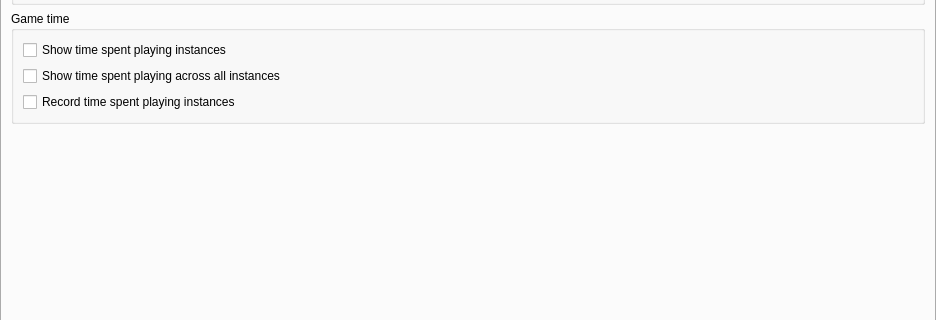
Above: launcher/ui/pages/global/MinecraftPage.ui from FreesmTeam/FreesmLauncher before the change; both pictures show x 0 to 936 and y 242 to 562 of the 936 by 1134 pixel window. Below: the same form after it.
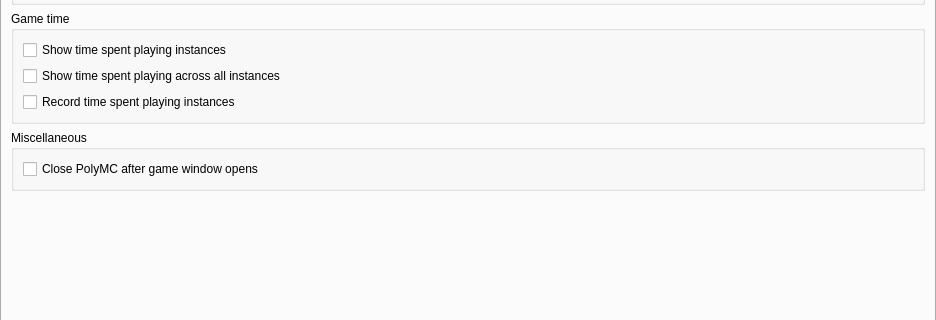
That is the form after the change.

Commit message: make closeAfterLaunch good

The edit to the form file:
```diff
--- a/launcher/ui/pages/global/MinecraftPage.ui
+++ b/launcher/ui/pages/global/MinecraftPage.ui
@@ -164,6 +164,25 @@
          </layout>
         </widget>
        </item>
+       <item>
+        <widget class="QGroupBox" name="groupBox">
+         <property name="title">
+          <string>Miscellaneous</string>
+         </property>
+         <layout class="QVBoxLayout" name="verticalLayout">
+          <item>
+           <widget class="QCheckBox" name="closeAfterLaunchCheck">
+            <property name="toolTip">
+             <string>&lt;html&gt;&lt;head/&gt;&lt;body&gt;&lt;p&gt;PolyMC will automatically reopen when the game crashes or exits.&lt;/p&gt;&lt;/body&gt;&lt;/html&gt;</string>
+            </property>
+            <property name="text">
+             <string>Close PolyMC after game window opens</string>
+            </property>
+           </widget>
+          </item>
+         </layout>
+        </widget>
+       </item>
        <item>
         <spacer name="verticalSpacerMinecraft">
          <property name="orientation">
```
Left out of the diff: 1 changed line with no effect on the pictures. The commit also changes 6 other files.
